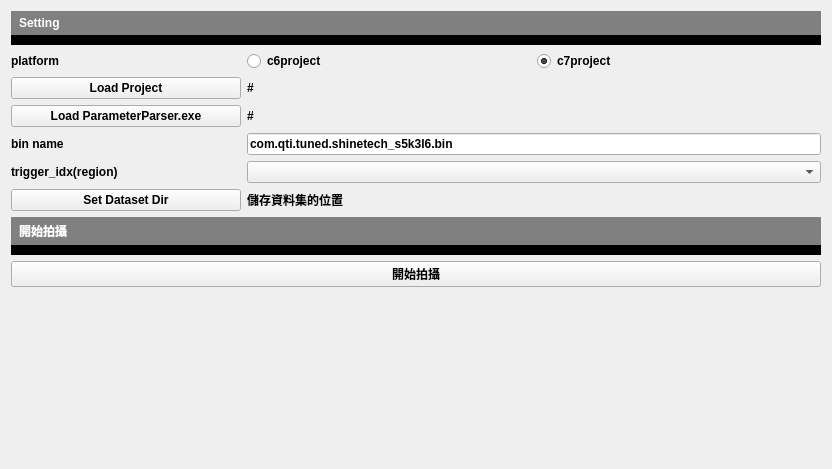
Before: the Qt Designer form NTU/MLGenDataset/UI.ui in YuTing-Fang1999/FIH-tool, drawn with Qt 5.
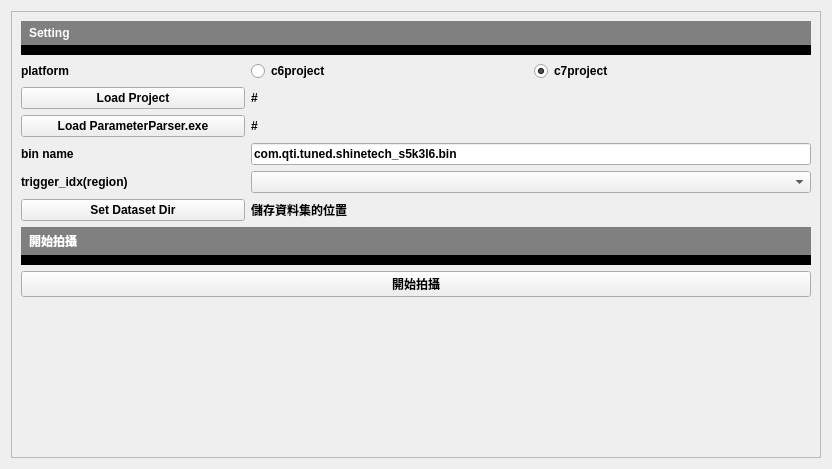
After: the same form once the commit is applied.

Diff of the .ui file:
```diff
--- a/NTU/MLGenDataset/UI.ui
+++ b/NTU/MLGenDataset/UI.ui
@@ -19,6 +19,21 @@
   </property>
   <layout class="QVBoxLayout" name="verticalLayout_2">
    <item>
+    <widget class="QScrollArea" name="scrollArea">
+     <property name="widgetResizable">
+      <bool>true</bool>
+     </property>
+     <widget class="QWidget" name="scrollAreaWidgetContents">
+      <property name="geometry">
+       <rect>
+        <x>0</x>
+        <y>0</y>
+        <width>808</width>
+        <height>445</height>
+       </rect>
+      </property>
+      <layout class="QVBoxLayout" name="verticalLayout">
+       <item>
     <layout class="QVBoxLayout" name="setting_layout">
      <item>
       <widget class="QLabel" name="label_7">
@@ -196,6 +211,10 @@
       </size>
      </property>
     </spacer>
+       </item>
+      </layout>
+     </widget>
+    </widget>
    </item>
   </layout>
  </widget>
```
Lines whose indentation alone changed are shown as unchanged.
